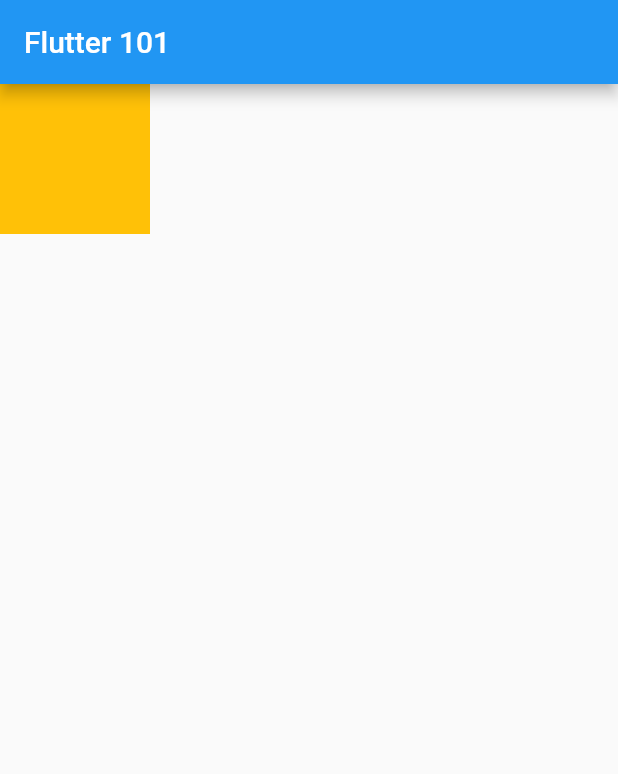
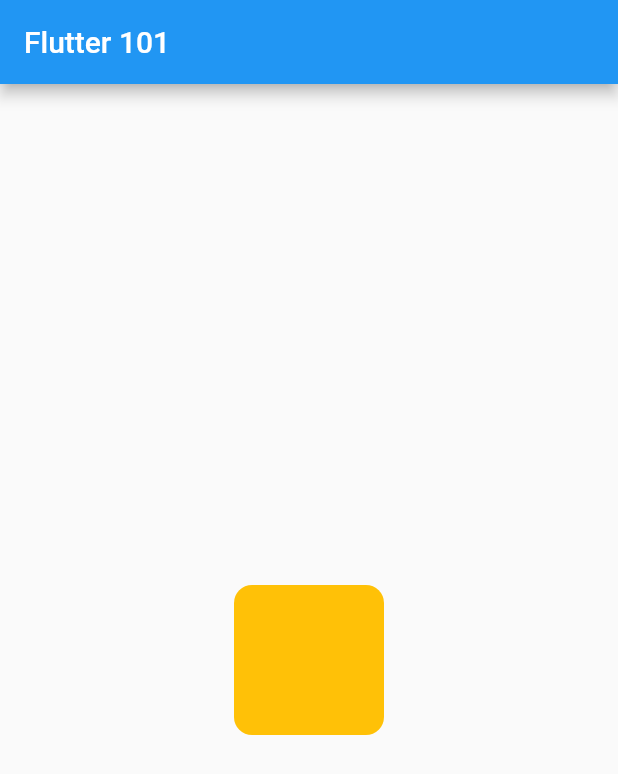
Before and after one commit to jpelgrim/flutter101, a Flutter app: the screen it shows after launch, on a phone screen of 412 x 824 dp. Shown: the top 774 px of the screen. Run offline on Flutter 3.47's test engine with Material 2 defaults, Android fonts, the phone set to English and light mode, and no system bars.

Commit message:
Added BoxDecoration

```diff
--- a/lib/main.dart
+++ b/lib/main.dart
@@ -16,12 +16,16 @@
           appBar: AppBar(
             title: Text('Flutter 101'),
           ),
-          body: Container(
-            child: SizedBox(
-              width: 100,
-              height: 100,
+          body: Center(
+            child: Container(
+              decoration: BoxDecoration(
+                  color: Colors.amber,
+                  borderRadius: BorderRadius.all(Radius.circular(12))),
+              child: SizedBox(
+                width: 100,
+                height: 100,
+              ),
             ),
-            color: Colors.amber,
           ),
         ));
   }
```
